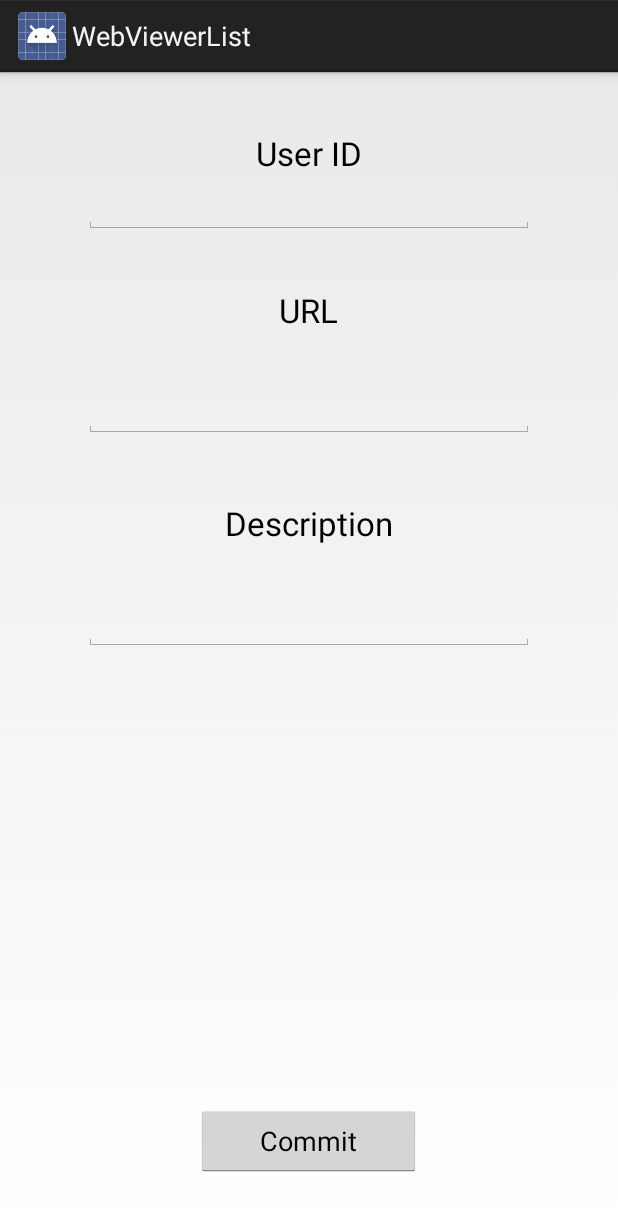
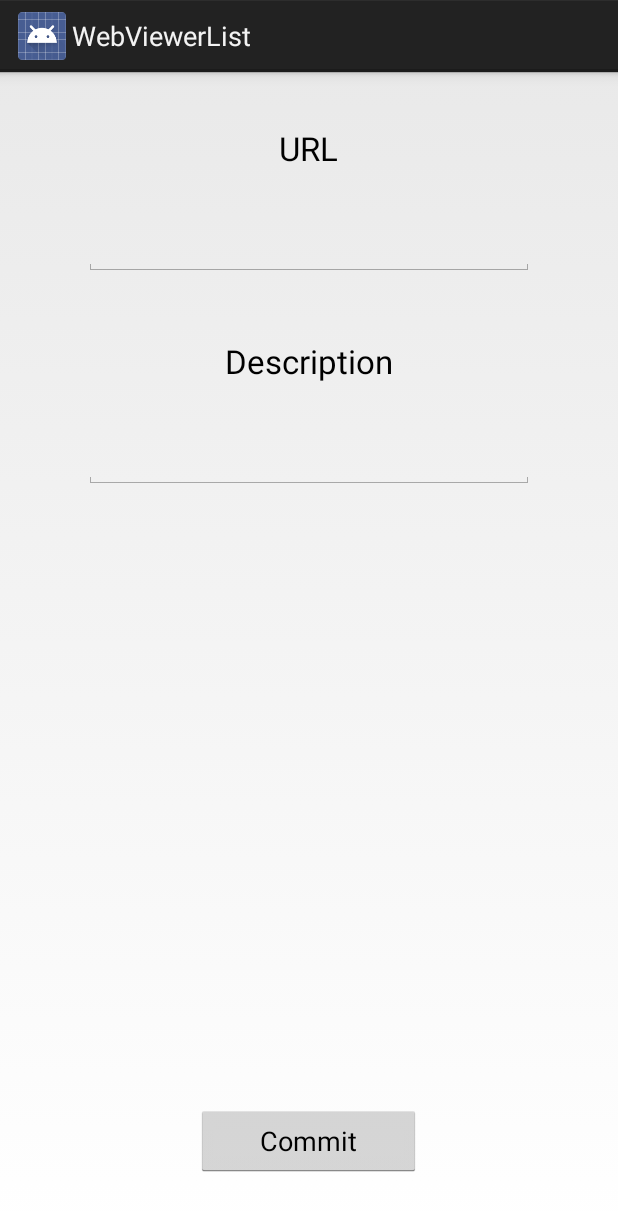
Before and after one commit to KaushikChavali/WebViewList, an Android app: the AddItemActivity screen opened directly, with no data from a screen before it, on a phone screen of 412 x 824 dp. Shown: the top 1211 px of the screen. Run offline under Robolectric (Android 15) with nearby library versions, the phone set to English and light mode, and no system bars; our stand-ins replace Volley.

Commit message:
Bug fixes

```diff
--- a/app/src/main/res/layout/activity_additem.xml
+++ b/app/src/main/res/layout/activity_additem.xml
@@ -5,25 +5,6 @@
     android:layout_height="match_parent">
 
 
-    <TextView
-        android:layout_width="wrap_content"
-        android:layout_height="wrap_content"
-        android:textAppearance="?android:attr/textAppearanceLarge"
-        android:text="User ID"
-        android:id="@+id/textView1"
-        android:layout_gravity="center_horizontal"
-        android:layout_alignParentTop="true"
-        android:layout_centerHorizontal="true"
-        android:layout_marginTop="39dp" />
-
-    <EditText
-        android:layout_width="300dp"
-        android:layout_height="wrap_content"
-        android:layout_below="@id/textView1"
-        android:id="@+id/user_id"
-        android:inputType="textNoSuggestions"
-        android:layout_centerHorizontal="true"
-/>
 
     <TextView
         android:layout_width="wrap_content"
```
Also changed, not shown: app/src/main/java/com/example/admin/webviewerlist/AddItemActivity.java (+17 -18 lines).
